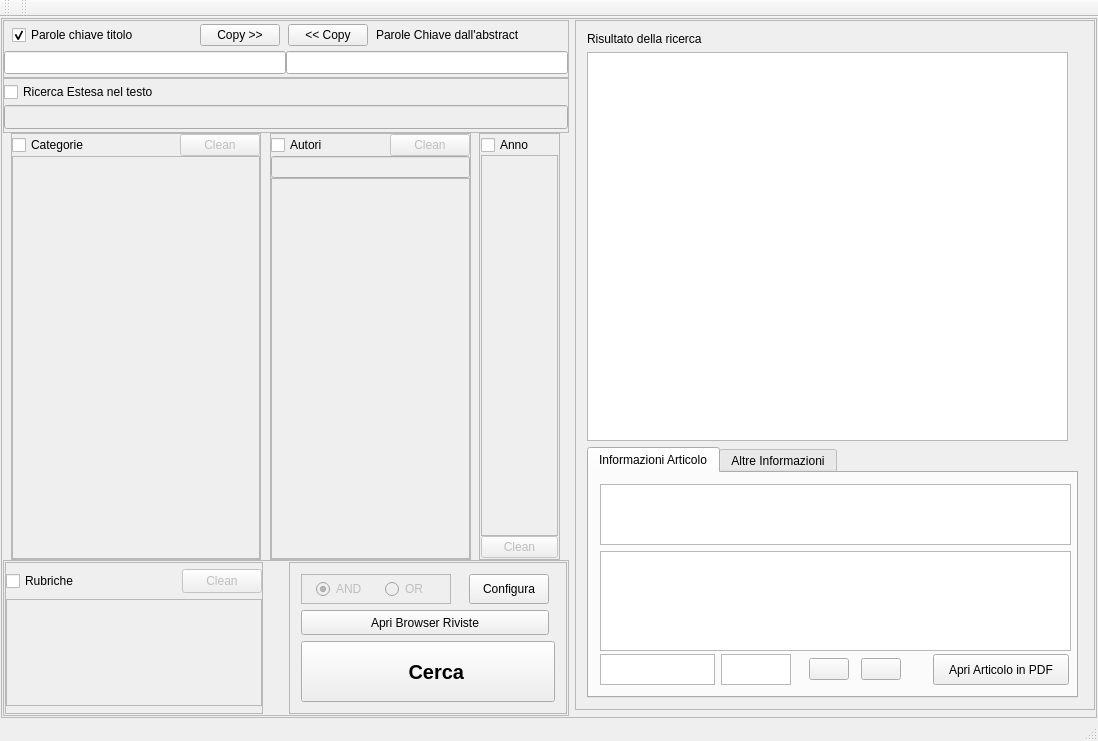
simon-r/LeScienze500, file lescienze500.ui: the form before one commit.
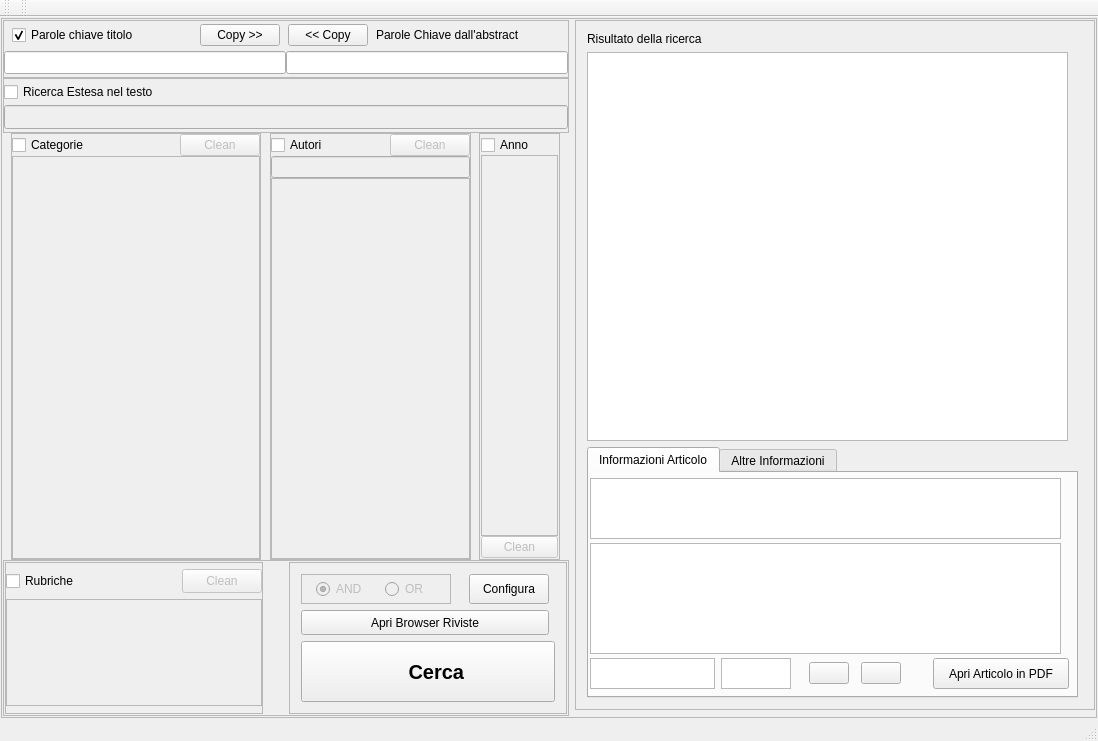
The form after the commit. Icons and pictures are not drawn.

Commit message: dom  3 ott 2010, 09.39.11, CEST

What changed in the file:
```diff
--- a/lescienze500.ui
+++ b/lescienze500.ui
@@ -130,6 +130,15 @@
                <string>Informazioni Articolo</string>
               </attribute>
               <layout class="QGridLayout" name="gridLayout_9">
+               <property name="horizontalSpacing">
+                <number>-1</number>
+               </property>
+               <property name="verticalSpacing">
+                <number>0</number>
+               </property>
+               <property name="margin">
+                <number>1</number>
+               </property>
                <item row="0" column="0" colspan="12">
                 <widget class="QTextBrowser" name="MostraTitolo">
                  <property name="minimumSize">
```
The commit also changes 2 other files.
